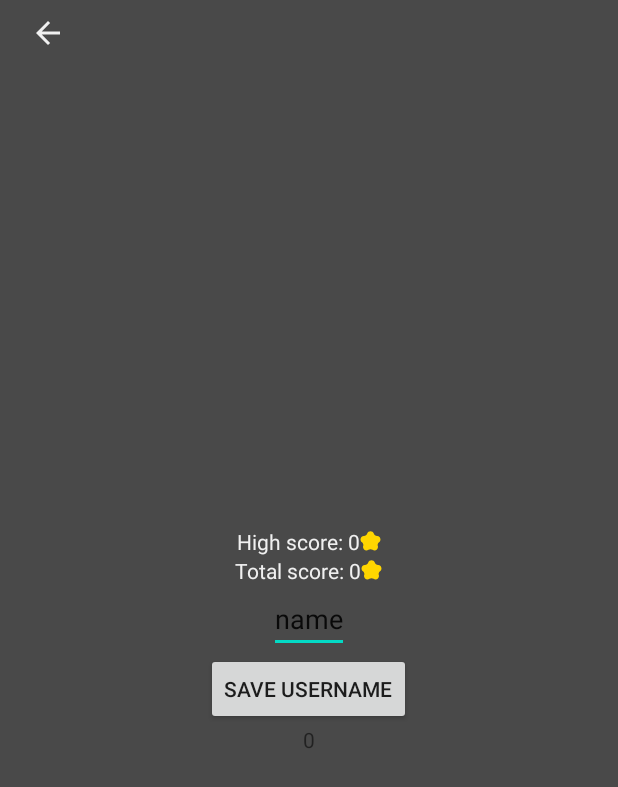
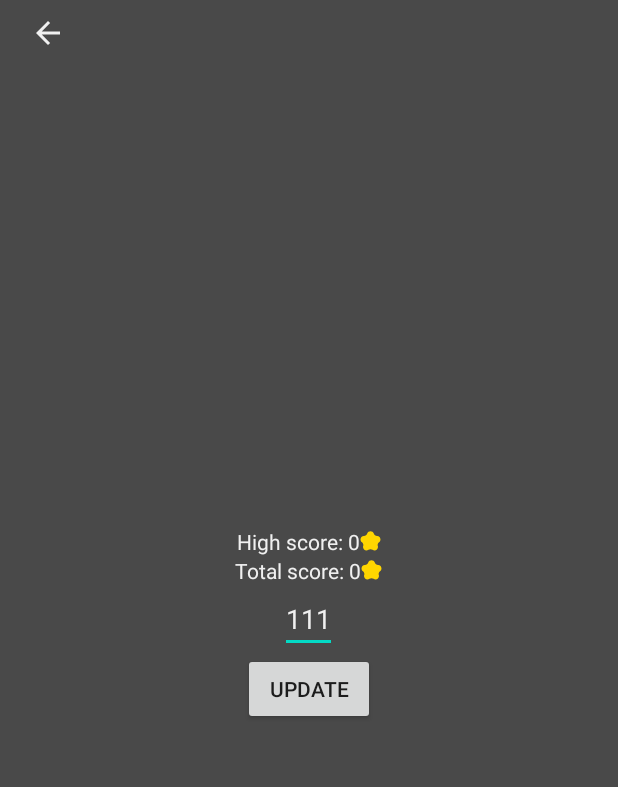
Before and after one commit to realdnchka/numberapp, an Android app: the screen it shows after launch (ProfileActivity), after a tap on "PROFILE", on a phone screen of 412 x 824 dp. Shown: the top 787 px of the screen. Run offline under Robolectric (Android 15) with nearby library versions, the phone set to English and light mode, and no system bars; our stand-ins replace AdMob, Firebase (no records; nobody signed in at launch, a user with empty details on screens opened directly); Roboto replaces fonts that are not available here; 3 statements that could not run were skipped; 1 other tap on this screen came first.

Commit message:
continue working on the firestore integration

```diff
--- a/app/build.gradle
+++ b/app/build.gradle
@@ -43,7 +43,5 @@ dependencies {
     implementation 'com.google.firebase:firebase-analytics-ktx:17.5.0'
     implementation 'com.google.firebase:firebase-perf-ktx:19.0.9'
     implementation 'com.google.firebase:firebase-crashlytics-ktx:17.2.2'
-    implementation 'com.google.firebase:firebase-auth:19.4.0'
     implementation 'com.google.firebase:firebase-firestore-ktx:21.7.0'
-    implementation 'com.google.android.gms:play-services-auth:18.1.0'
 }
--- a/app/src/main/java/com/realdnchka/numberapp/ProfileActivity.kt
+++ b/app/src/main/java/com/realdnchka/numberapp/ProfileActivity.kt
@@ -29,13 +29,9 @@ class ProfileActivity : AppCompatActivity() {
         val etUsername: EditText = findViewById(R.id.et_username)
         val saveBtn: Button = findViewById(R.id.save_button)
         saveBtn.setOnClickListener() {
-            AppPreferences(this).addUser(etUsername.text.toString(), this)
+            Firestore(this).addUser(etUsername.text.toString())
         }
-        etUsername.setText(AppPreferences(this).getUser())
-        val userId: TextView = findViewById(R.id.user_id)
-        userId.text = AppPreferences(this).getUserId()
-        Firestore.highScore = AppPreferences(this).getHighScore()
-        Firestore.totalScore = AppPreferences(this).getTotalScore()
+        etUsername.setText(Firestore(this).getUserData()[2].toString())
     }
 
     override fun onBackPressed() {
--- a/app/src/main/java/com/realdnchka/numberapp/storage/Firestore.kt
+++ b/app/src/main/java/com/realdnchka/numberapp/storage/Firestore.kt
@@ -4,23 +4,20 @@ import android.content.Context
 import com.google.firebase.firestore.ktx.firestore
 import com.google.firebase.ktx.Firebase
 
-object Firestore {
+class Firestore(private val context: Context) {
     private val db = Firebase.firestore
-    var docId: String = "Please, try again"
-    var totalScore: Long = 0
-    var highScore: Int = 0
-
-    fun addUser(username: String, context: Context) {
+    private val docId = AppPreferences(context).getUserId()
+    fun addUser(username: String) {
         val user = hashMapOf(
             "user_name" to username,
-            "total_score" to totalScore,
-            "high_score" to highScore
+            "total_score" to 0,
+            "high_score" to 0
         )
         db.collection("users").add(user).addOnSuccessListener { documentReference ->
-            docId = documentReference.id
-            AppPreferences(context).saveUserId(docId)
+            AppPreferences(context).saveUserId(documentReference.id)
+            AppPreferences(context).addUser(username, context)
         }.addOnFailureListener {
-            docId = "Please, try again"
+            AppPreferences(context).addUser(username, context)
         }
     }
 
@@ -48,14 +45,23 @@ object Firestore {
     }
 
     fun getUserData(): List<Any> {
-        val user = db.collection("users").document(docId).get()
-        val totalScore: Long = user.result.get("total_score").toString().toLong()
-        val highScore: Int = user.result.get("high_score").toString().toInt()
-        val username: String = user.result.get("user_name").toString()
-        return listOf(
-            totalScore,
-            highScore,
-            username
-        )
+        var list = List<Any>(3) { 111 }
+        db.collection("users").document(docId).get().addOnSuccessListener { result ->
+            val totalScore: Long = result.get("total_score").toString().toLong()
+            val highScore: Int = result.get("high_score").toString().toInt()
+            val username: String = result.get("user_name").toString()
+            list = listOf(
+                totalScore,
+                highScore,
+                username
+            )
+        }.addOnFailureListener {
+            list = listOf(
+                AppPreferences(context).getTotalScore(),
+                AppPreferences(context).getHighScore(),
+                AppPreferences(context).getUser()
+            )
+        }
+        return list
     }
 }
--- a/app/src/main/res/layout/activity_profile.xml
+++ b/app/src/main/res/layout/activity_profile.xml
@@ -107,12 +107,19 @@
                 android:layout_width="wrap_content"
                 android:layout_height="wrap_content"
                 android:inputType="text"
+                android:textColorHint="@color/cream_white"
+                android:textColor="@color/cream_white"
+                android:outlineSpotShadowColor="@color/cream_white"
+                android:outlineAmbientShadowColor="@color/cream_white"
+                android:shadowColor="@color/cream_white"
+                android:textColorHighlight="@color/cream_white"
+                android:textColorLink="@color/cream_white"
                 android:text=""/>
             <Button
                 android:id="@+id/save_button"
                 android:layout_width="wrap_content"
                 android:layout_height="wrap_content"
-                android:text="save username"/>
+                android:text="UPDATE"/>
             <TextView
                 android:layout_width="wrap_content"
                 android:layout_height="wrap_content"
```
Also changed, not shown: app/src/main/java/com/realdnchka/numberapp/storage/AppPreferences.kt (+3 -4 lines).
